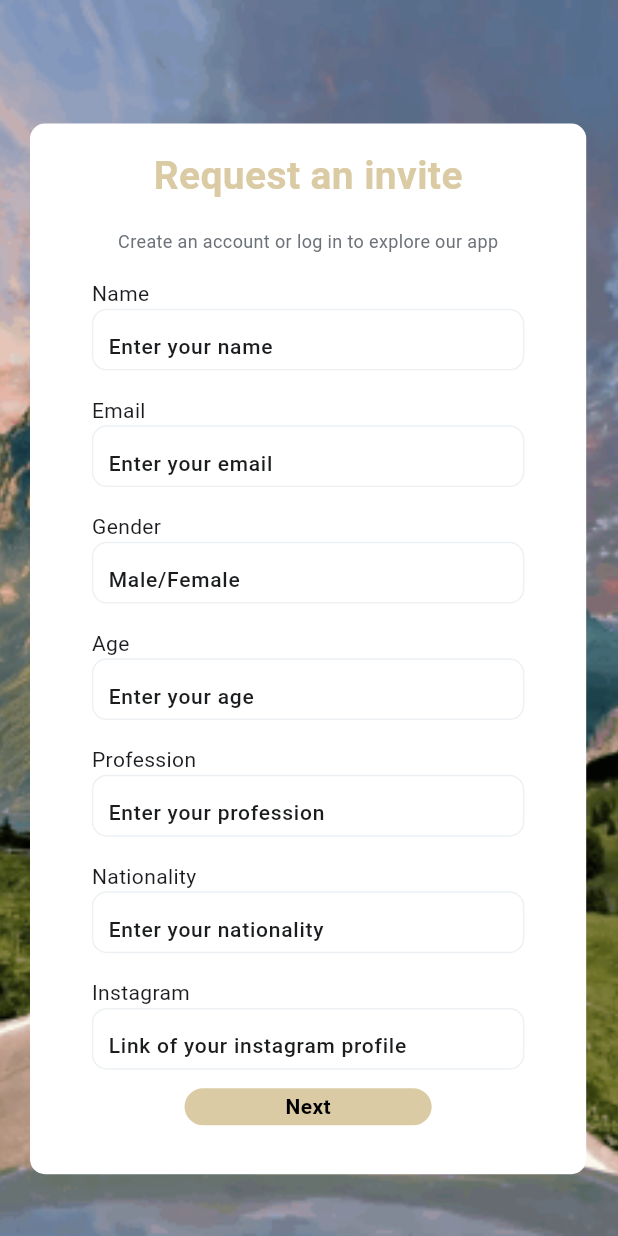
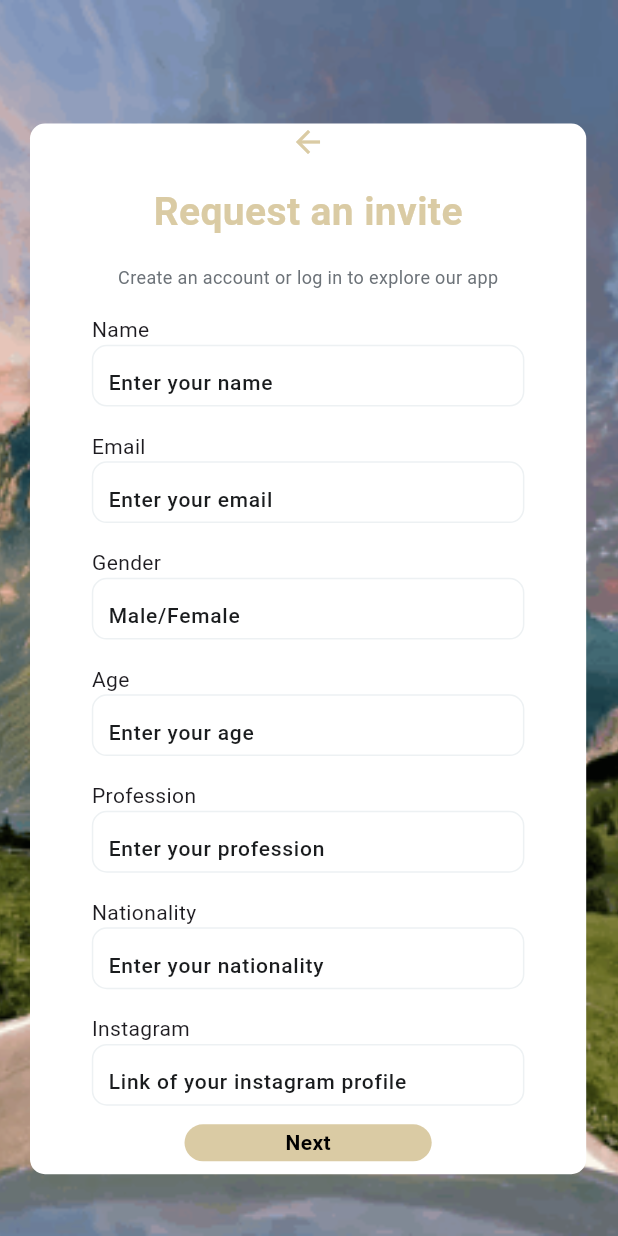
Before and after one commit to rayhantmt/Adeleade, a Flutter app: the RequestAnInviteView screen opened by its route, on a phone screen of 412 x 824 dp. Run offline on Flutter 3.47's test engine with Material 3 defaults, Android fonts, the phone set to English and light mode, and no system bars; our stand-ins replace cached_network_image, dio, get, get_storage, google_fonts, google_maps_flutter and 3 more; missing offline and left inert: flutter_sound; accounts and stored records are empty.

Commit message:
added the back arrow

```diff
--- a/lib/modules/request_an_invite/request_an_invite_view.dart
+++ b/lib/modules/request_an_invite/request_an_invite_view.dart
@@ -19,6 +19,7 @@ class RequestAnInviteView extends GetView<RequestAnInviteController> {
             width: double.infinity,
             fit: BoxFit.cover,
           ),
+
           SingleChildScrollView(
             child: Padding(
               padding: const EdgeInsets.only(left: 20, right: 20),
@@ -26,7 +27,7 @@ class RequestAnInviteView extends GetView<RequestAnInviteController> {
                 mainAxisAlignment: MainAxisAlignment.center,
                 crossAxisAlignment: CrossAxisAlignment.center,
                 children: [
-                  SizedBox(height: Get.height*0.1,),
+                  SizedBox(height: Get.height * 0.1),
                   Container(
                     decoration: BoxDecoration(
                       borderRadius: BorderRadius.circular(10),
@@ -38,6 +39,7 @@ class RequestAnInviteView extends GetView<RequestAnInviteController> {
                       // mainAxisAlignment: MainAxisAlignment.start,
                       crossAxisAlignment: CrossAxisAlignment.center,
                       children: [
+                        Icon(Icons.arrow_back, color: AppColors.primarycolor),
                         SizedBox(height: Get.height * 0.02),
                         Text(
                           'Request an invite',
@@ -135,9 +137,11 @@ class RequestAnInviteView extends GetView<RequestAnInviteController> {
                             arguments: {
                               'name': controller.namecontroller.text,
                               'email': controller.emailcontroller.text,
-                              'gender': controller.gendercontroller.text.toLowerCase(),
+                              'gender': controller.gendercontroller.text
+                                  .toLowerCase(),
                               'age': controller.agecontroller.text,
-                              'profession': controller.professioncontroller.text,
+                              'profession':
+                                  controller.professioncontroller.text,
                               'nationality':
                                   controller.nationalitycontroller.text,
                               'instagram': controller.instagramcontroller.text,
```
